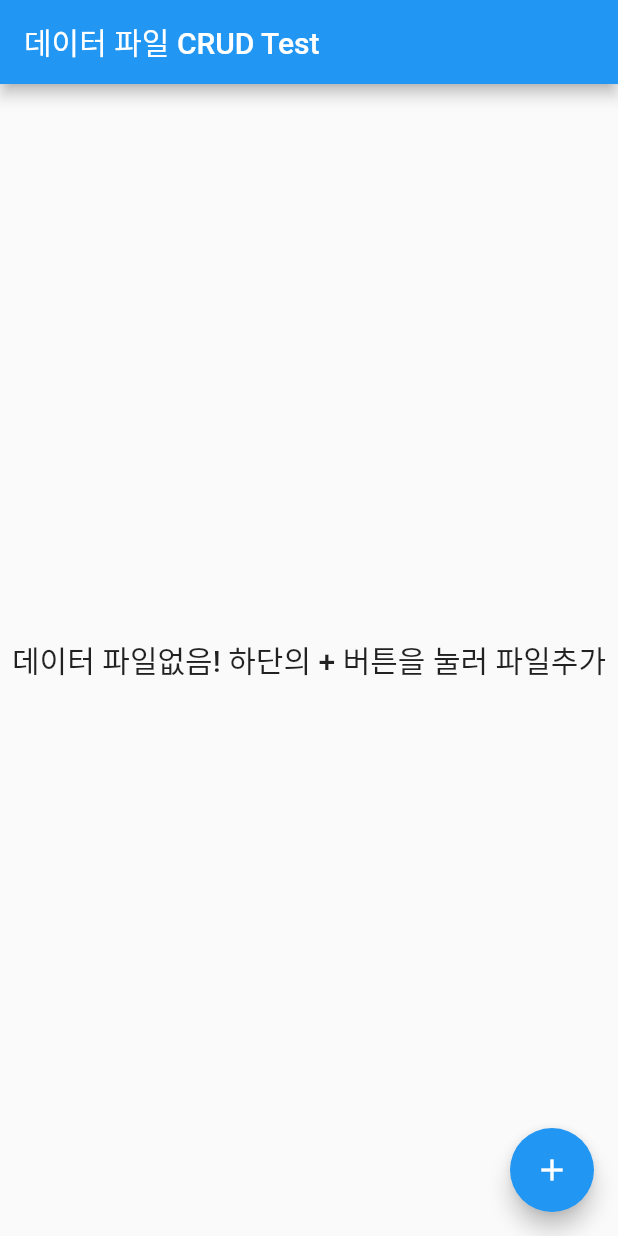
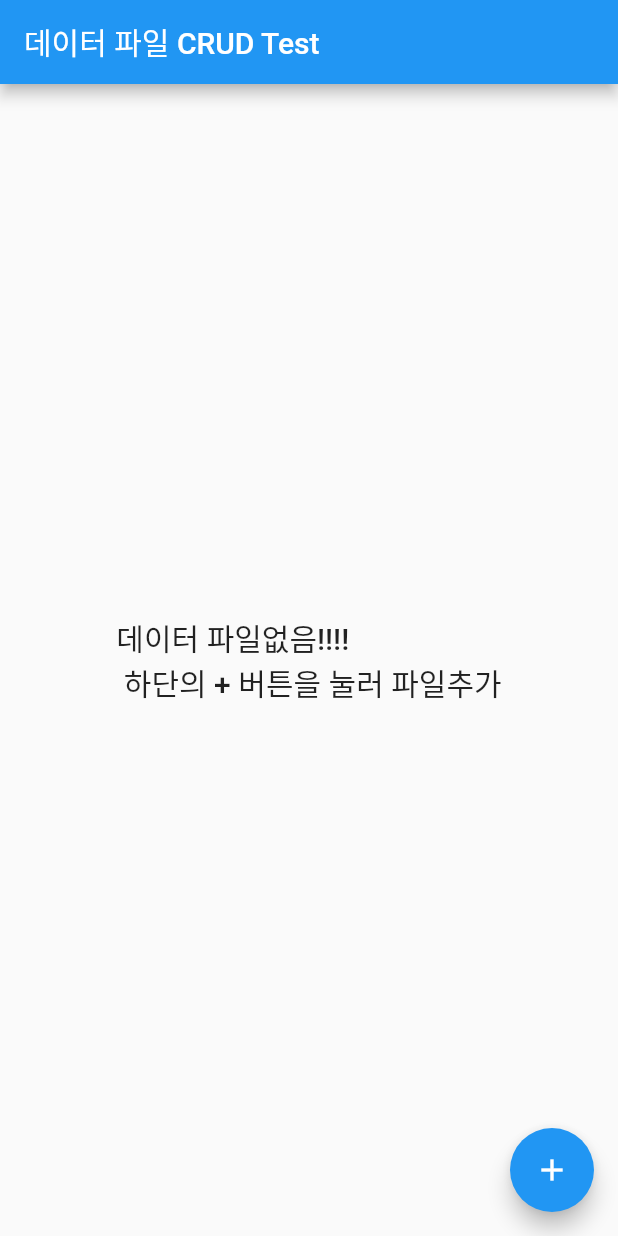
Before and after one commit to KIMYONGGEE/CRUD_REST_API_for_Flutter, a Flutter app: the screen it shows after launch, on a phone screen of 412 x 824 dp. Run offline on Flutter 3.47's test engine with Material 2 defaults, Android fonts, the phone set to English and light mode, and no system bars; network calls fail.

Commit message:
change err text
change err text

```diff
--- a/lib/main.dart
+++ b/lib/main.dart
@@ -83,7 +83,7 @@ class _MyHomePageState extends State<MyHomePage> {
             return casesList.length > 0
                 ? new CasesList(cases: casesList)
                 : new Center(
-                    child: new Text('데이터 파일없음! 하단의 + 버튼을 눌러 파일추가',
+                    child: new Text('데이터 파일없음!!!! \n 하단의 + 버튼을 눌러 파일추가',
                         style: Theme.of(context).textTheme.title));
           },
         )),
```
